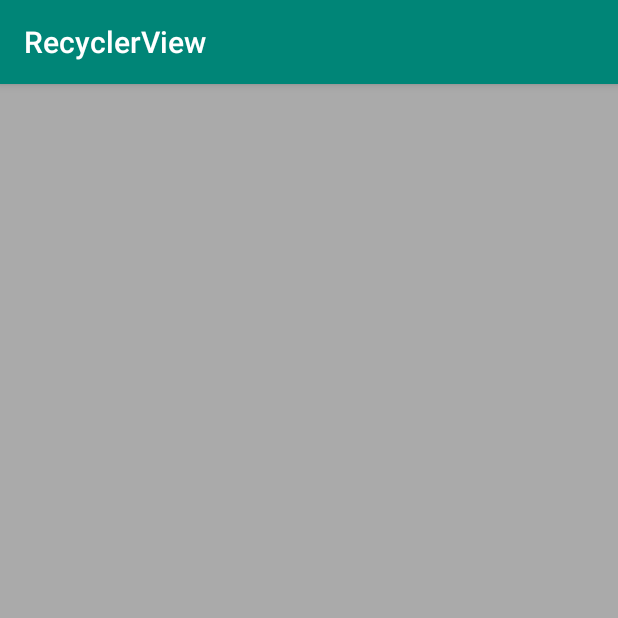
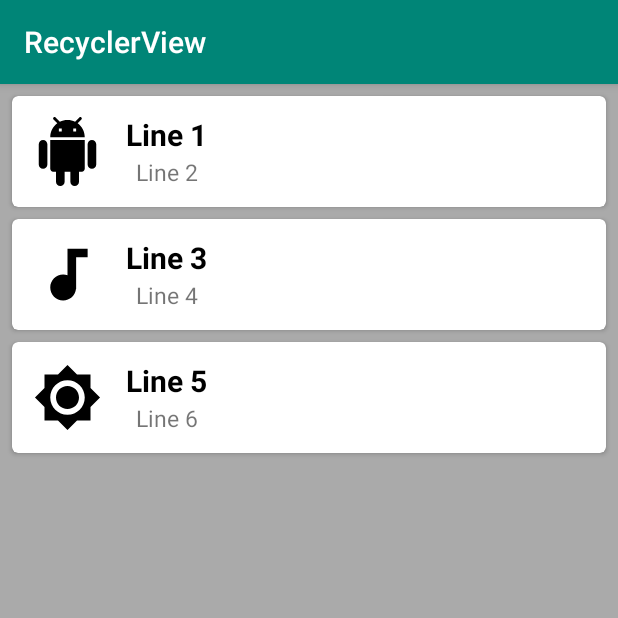
Before and after one commit to Memnoc/ProjectApp-RecyclerView, an Android app: the screen it shows after launch (MainActivity), on a phone screen of 412 x 824 dp, the top half of it. Run offline under Robolectric (Android 15) with nearby library versions, the phone set to English and light mode, and no system bars.

Commit message:
- RecylerView finished

```diff
--- /dev/null
+++ b/app/src/main/java/com/smartdroidesign/recyclerview/ExampleAdapter.java
@@ -0,0 +1,62 @@
+package com.smartdroidesign.recyclerview;
+
+import android.support.annotation.NonNull;
+import android.support.v7.widget.RecyclerView;
+import android.view.LayoutInflater;
+import android.view.View;
+import android.view.ViewGroup;
+import android.widget.ImageView;
+import android.widget.TextView;
+
+import java.util.ArrayList;
+
+public class ExampleAdapter extends RecyclerView.Adapter<ExampleAdapter.ExampleViewHolder> {
+    private ArrayList<ExampleItem> mExampleItems;
+
+    public static class ExampleViewHolder extends RecyclerView.ViewHolder {
+        // Variables for the views
+        public ImageView mImageView;
+        public TextView mTextView1;
+        public TextView mTextView2;
+
+        // Assigning values to the views
+        public ExampleViewHolder(@NonNull View itemView) {
+            super(itemView);
+            mImageView = itemView.findViewById(R.id.imageView);
+            mTextView1 = itemView.findViewById(R.id.textView);
+            mTextView2 = itemView.findViewById(R.id.textView2);
+        }
+    }
+
+    public ExampleAdapter(ArrayList<ExampleItem> exampleList) {
+        mExampleItems = exampleList;
+    }
+
+    /**
+     * Passing the layout we want to inflate
+     * @param viewGroup
+     * @param i
+     * @return the ViewHolder
+     */
+    @NonNull
+    @Override
+    public ExampleViewHolder onCreateViewHolder(@NonNull ViewGroup viewGroup, int i) {
+        View v = LayoutInflater.from(viewGroup.getContext()).inflate(R.layout.example_item, viewGroup, false);
+        ExampleViewHolder evh = new ExampleViewHolder(v);
+        return evh;
+    }
+
+    @Override
+    public void onBindViewHolder(@NonNull ExampleViewHolder exampleViewHolder, int i) {
+        ExampleItem currentItem = mExampleItems.get(i);
+
+        exampleViewHolder.mImageView.setImageResource(currentItem.getImageResource());
+        exampleViewHolder.mTextView1.setText(currentItem.getTextOne());
+        exampleViewHolder.mTextView2.setText(currentItem.getTextTwo());
+    }
+
+    @Override
+    public int getItemCount() {
+        return mExampleItems.size();
+    }
+}
--- a/app/src/main/java/com/smartdroidesign/recyclerview/MainActivity.java
+++ b/app/src/main/java/com/smartdroidesign/recyclerview/MainActivity.java
@@ -2,10 +2,18 @@ package com.smartdroidesign.recyclerview;
 
 import android.support.v7.app.AppCompatActivity;
 import android.os.Bundle;
+import android.support.v7.widget.LinearLayoutManager;
+import android.support.v7.widget.RecyclerView;
 
 import java.util.ArrayList;
 
 public class MainActivity extends AppCompatActivity {
+
+    // Variables for the recycler view
+    private RecyclerView mRecyclerView; // contains the Recyclerview
+    private RecyclerView.Adapter mAdapter; // bridge between data (ArrayList) and Recyclerview
+    private RecyclerView.LayoutManager mLayoutManager; // aligns the single items in the list
+
 
     @Override
     protected void onCreate(Bundle savedInstanceState) {
@@ -16,5 +24,13 @@ public class MainActivity extends AppCompatActivity {
         exampleList.add(new ExampleItem(R.drawable.ic_android, "Line 1", "Line 2"));
         exampleList.add(new ExampleItem(R.drawable.ic_audiotrack, "Line 3", "Line 4"));
         exampleList.add(new ExampleItem(R.drawable.ic_brightness, "Line 5", "Line 6"));
+
+        mRecyclerView = findViewById(R.id.recyclerView);
+        mRecyclerView.setHasFixedSize(true);
+        mLayoutManager = new LinearLayoutManager(this);
+        mAdapter = new ExampleAdapter(exampleList);
+
+        mRecyclerView.setLayoutManager(mLayoutManager);
+        mRecyclerView.setAdapter(mAdapter);
     }
 }
--- a/app/src/main/res/layout/example_item.xml
+++ b/app/src/main/res/layout/example_item.xml
@@ -4,13 +4,18 @@
     xmlns:tools="http://schemas.android.com/tools"
     android:layout_width="match_parent"
     android:layout_height="wrap_content"
+    android:layout_marginLeft="4dp"
+    android:layout_marginRight="4dp"
+    android:layout_marginTop="4dp"
+    android:layout_marginBottom="4dp"
     app:cardCornerRadius="4dp">
 
     <android.support.constraint.ConstraintLayout
         android:layout_width="match_parent"
         android:layout_height="match_parent"
         tools:layout_editor_absoluteX="4dp"
-        tools:layout_editor_absoluteY="4dp">
+        tools:layout_editor_absoluteY="4dp"
+        android:padding="4dp">
 
         <ImageView
             android:id="@+id/imageView"
--- a/build.gradle
+++ b/build.gradle
@@ -7,7 +7,7 @@ buildscript {
 
     }
     dependencies {
-        classpath 'com.android.tools.build:gradle:3.3.2'
+        classpath 'com.android.tools.build:gradle:3.4.0'
 
         // NOTE: Do not place your application dependencies here; they belong
         // in the individual module build.gradle files
```
Also changed, not shown: gradle/wrapper/gradle-wrapper.properties.
